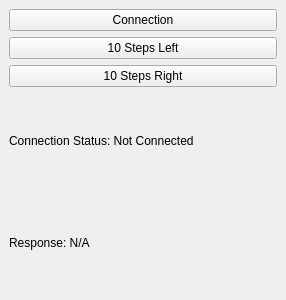
Before: the Qt Designer form fe/main.ui in C-MILL/laser, drawn with Qt 5.
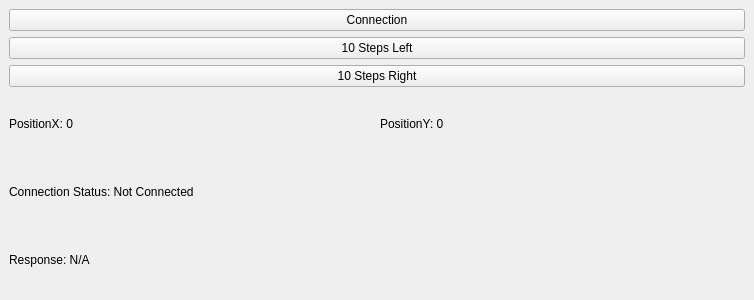
After: the same form once the commit is applied.

Patch:
```diff
--- a/fe/main.ui
+++ b/fe/main.ui
@@ -6,7 +6,7 @@
    <rect>
     <x>0</x>
     <y>0</y>
-    <width>286</width>
+    <width>754</width>
     <height>300</height>
    </rect>
   </property>
@@ -36,6 +36,24 @@
       </property>
      </widget>
     </item>
+    <item>
+     <layout class="QHBoxLayout" name="horizontalLayout">
+      <item>
+       <widget class="QLabel" name="label">
+        <property name="text">
+         <string>PositionX: 0</string>
+        </property>
+       </widget>
+      </item>
+      <item>
+       <widget class="QLabel" name="label_2">
+        <property name="text">
+         <string>PositionY: 0</string>
+        </property>
+       </widget>
+      </item>
+     </layout>
+    </item>
     <item>
      <widget class="QLabel" name="connectionStatusLabel">
       <property name="text">
```
